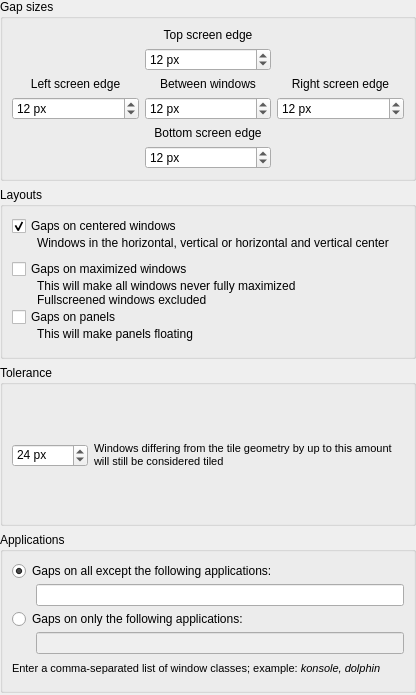
This is contents/ui/config.ui in nclarius/tile-gaps as Qt 5 draws it before an edit. The edited form follows.
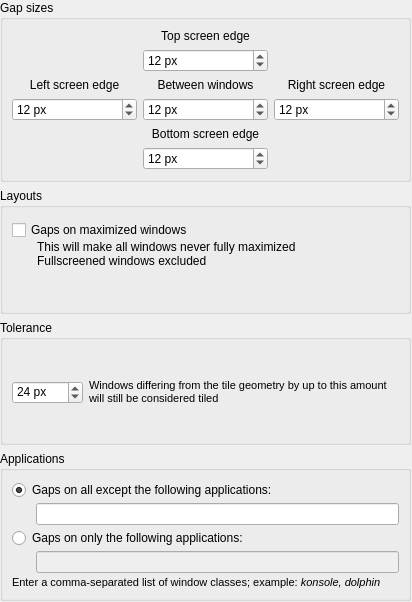
This is the edited form.

Commit message: gaps between arbitrary neighboring windows independently of fixed tile layouts

What changed in the file:
```diff
--- a/contents/ui/config.ui
+++ b/contents/ui/config.ui
@@ -6,14 +6,14 @@
    <rect>
     <x>0</x>
     <y>0</y>
-    <width>416</width>
-    <height>695</height>
+    <width>412</width>
+    <height>602</height>
    </rect>
   </property>
   <property name="minimumSize">
    <size>
-    <width>416</width>
-    <height>695</height>
+    <width>412</width>
+    <height>602</height>
    </size>
   </property>
   <property name="windowTitle">
@@ -23,9 +23,9 @@
    <property name="geometry">
     <rect>
      <x>0</x>
-     <y>-1</y>
-     <width>416</width>
-     <height>694</height>
+     <y>0</y>
+     <width>411</width>
+     <height>601</height>
     </rect>
    </property>
    <layout class="QVBoxLayout" name="verticalLayout_config">
@@ -191,64 +191,6 @@
          <property name="spacing">
           <number>0</number>
          </property>
-         <item>
-          <widget class="QCheckBox" name="kcfg_includeCentered">
-           <property name="text">
-            <string>Gaps on centered windows</string>
-           </property>
-           <property name="checked">
-            <bool>true</bool>
-           </property>
-          </widget>
-         </item>
-         <item>
-          <layout class="QHBoxLayout" name="horizontalLayout_layout_centeredinfo">
-           <item>
-            <spacer name="horizontalSpacer_layouts_centeredinfo">
-             <property name="orientation">
-              <enum>Qt::Horizontal</enum>
-             </property>
-             <property name="sizeType">
-              <enum>QSizePolicy::Fixed</enum>
-             </property>
-             <property name="sizeHint" stdset="0">
-              <size>
-               <width>25</width>
-               <height>20</height>
-              </size>
-             </property>
-            </spacer>
-           </item>
-           <item alignment="Qt::AlignTop">
-            <widget class="QLabel" name="label_centeredinfo">
-             <property name="maximumSize">
-              <size>
-               <width>16777215</width>
-               <height>16777215</height>
-              </size>
-             </property>
-             <property name="styleSheet">
-              <string notr="true">font: 8pt &quot;Noto Sans&quot;;</string>
-             </property>
-             <property name="text">
-              <string>&lt;html&gt;&lt;head/&gt;&lt;body&gt;&lt;p&gt;Windows in the horizontal, vertical or horizontal and vertical center&lt;/p&gt;&lt;/body&gt;&lt;/html&gt;</string>
-             </property>
-             <property name="textFormat">
-              <enum>Qt::RichText</enum>
-             </property>
-             <property name="alignment">
-              <set>Qt::AlignLeading|Qt::AlignLeft|Qt::AlignTop</set>
-             </property>
-             <property name="wordWrap">
-              <bool>true</bool>
-             </property>
-             <property name="margin">
-              <number>0</number>
-             </property>
-            </widget>
-           </item>
-          </layout>
-         </item>
          <item>
           <spacer name="verticalSpacer_layouts">
            <property name="orientation">
@@ -329,70 +271,6 @@
            </item>
           </layout>
          </item>
-         <item>
-          <widget class="QCheckBox" name="kcfg_includePanels">
-           <property name="maximumSize">
-            <size>
-             <width>16777215</width>
-             <height>16777215</height>
-            </size>
-           </property>
-           <property name="text">
-            <string>Gaps on panels</string>
-           </property>
-           <property name="checked">
-            <bool>false</bool>
-           </property>
-          </widget>
-         </item>
-         <item>
-          <layout class="QHBoxLayout" name="horizontalLayout_layout_panelsinfo">
-           <item>
-            <spacer name="horizontalSpacer_layouts_panelsinfo">
-             <property name="orientation">
-              <enum>Qt::Horizontal</enum>
-             </property>
-             <property name="sizeType">
-              <enum>QSizePolicy::Fixed</enum>
-             </property>
-             <property name="sizeHint" stdset="0">
-              <size>
-               <width>25</width>
-               <height>20</height>
-              </size>
-             </property>
-            </spacer>
-           </item>
-           <item alignment="Qt::AlignTop">
-            <widget class="QLabel" name="label_panelsinfo">
-             <property name="maximumSize">
-              <size>
-               <width>16777215</width>
-               <height>16777215</height>
-              </size>
-             </property>
-             <property name="styleSheet">
-              <string notr="true">font: 8pt &quot;Noto Sans&quot;;</string>
-             </property>
-             <property name="text">
-              <string>&lt;html&gt;&lt;head/&gt;&lt;body&gt;&lt;p&gt;This will make panels floating&lt;/p&gt;&lt;/body&gt;&lt;/html&gt;</string>
-             </property>
-             <property name="textFormat">
-              <enum>Qt::RichText</enum>
-             </property>
-             <property name="alignment">
-              <set>Qt::AlignLeading|Qt::AlignLeft|Qt::AlignTop</set>
-             </property>
-             <property name="wordWrap">
-              <bool>true</bool>
-             </property>
-             <property name="margin">
-              <number>0</number>
-             </property>
-            </widget>
-           </item>
-          </layout>
-         </item>
         </layout>
        </item>
       </layout>
```
Left out of the diff: 2 changed lines with no effect on the pictures. The commit also changes 8 other files.
